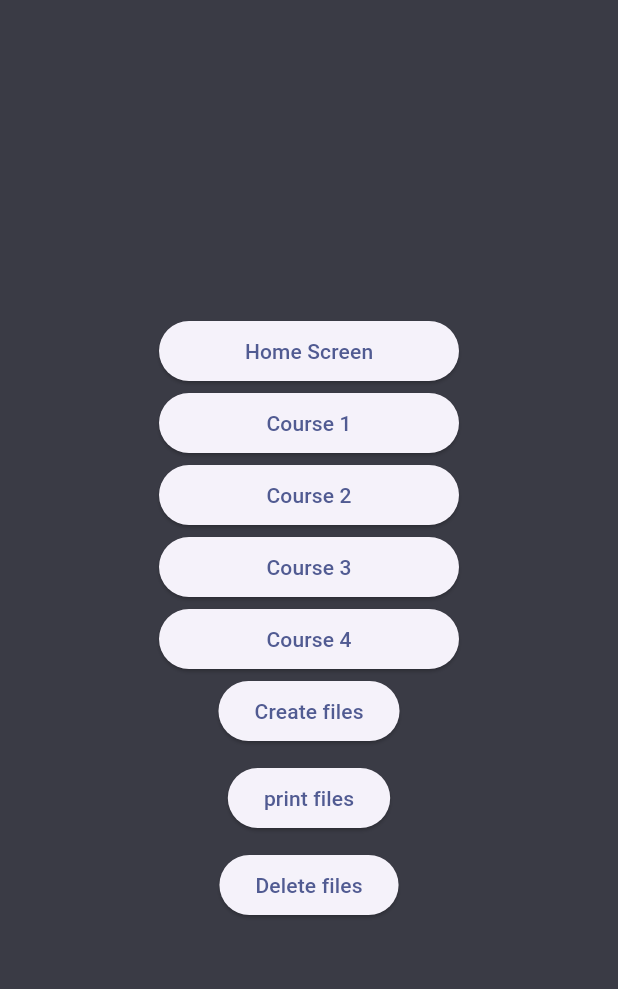
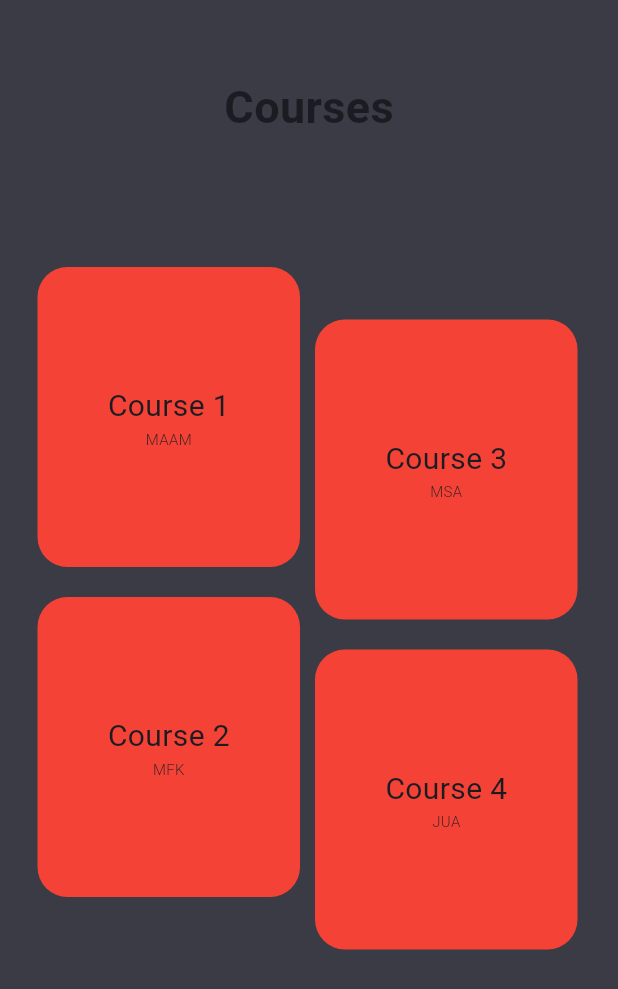
Before and after one commit to Imran-Chowdhury/face_attendance_app, a Flutter app: the screen it shows after launch, on a phone screen of 412 x 824 dp. Shown: the top 989 px of the screen. Run offline on Flutter 3.47's test engine with Material 3 defaults, Android fonts, the light colour scheme and no system bars; our stand-ins replace camera, flutter_riverpod, fluttertoast, image_picker, shared_preferences; missing offline and left inert: google_ml_kit, tflite_flutter.

Commit message:
Course selction Screen UI updated

```diff
--- a/lib/core/utils/courseButton.dart
+++ b/lib/core/utils/courseButton.dart
@@ -2,22 +2,44 @@ import 'package:flutter/material.dart';
 
 class CourseButton extends StatelessWidget {
   final String courseName;
+  final String courseTeacher;
   // final Future<Map<String, List<dynamic>>> listOfStudents;
   final VoidCallback goToCourse;
 
   const CourseButton(
       {super.key,
       required this.courseName,
-      // required this.listOfStudents,
+      required this.courseTeacher,
       required this.goToCourse});
 
   @override
   Widget build(BuildContext context) {
-    return SizedBox(
-      width: 200, // Set the width of the button to make it long
-      child: ElevatedButton(
-        onPressed: goToCourse,
-        child: Text(courseName),
+    return GestureDetector(
+      onTap: goToCourse,
+      child: Container(
+        decoration: const BoxDecoration(
+          color: Colors.red,
+          borderRadius: BorderRadius.all(Radius.circular(20)),
+        ),
+        height: 200,
+        width: 175,
+        child: Center(
+          child: Column(
+            mainAxisAlignment: MainAxisAlignment.center,
+            children: [
+              Text(
+                courseName,
+                style:
+                    const TextStyle(fontSize: 20, fontWeight: FontWeight.w400),
+              ),
+              Text(
+                courseTeacher,
+                style:
+                    const TextStyle(fontSize: 10, fontWeight: FontWeight.w300),
+              ),
+            ],
+          ),
+        ),
       ),
     );
   }
--- a/lib/features/courses_selection/presentation/views/course_selection_screen.dart
+++ b/lib/features/courses_selection/presentation/views/course_selection_screen.dart
@@ -90,86 +90,194 @@ class _CourseSelectionScreenState extends ConsumerState<CourseSelectionScreen> {
     Constants constant = Constants();
 
     return Scaffold(
-      backgroundColor: const Color(0xFF3a3b45),
+      backgroundColor: Color(0xFF3a3b45),
       body: Column(
-        mainAxisAlignment: MainAxisAlignment.center,
+        crossAxisAlignment: CrossAxisAlignment.center,
         children: [
-          Center(
-            child: CourseButton(
-              // courseName: 'Course 1',
-              courseName: 'Home Screen',
-              goToCourse: () {
-                Navigator.push(
-                  context,
-                  // MaterialPageRoute(builder: (context) => LiveFeedScreen()),
-                  MaterialPageRoute(
-                    builder: (context) => HomeScreen(
-                      interpreter: interpreter,
-                      faceDetector: faceDetector,
-                      isolateInterpreter: isolateInterpreter,
-                      cameras: cameras,
+          const Padding(
+            padding: EdgeInsets.only(top: 50, bottom: 50),
+            child: Text(
+              'Courses',
+              style: TextStyle(fontSize: 30, fontWeight: FontWeight.bold),
             ),
           ),
-                );
+          // const SizedBox(
+          //   height: 50,
+          // ),
+          Center(
+            child: Row(
+              children: [
+                const SizedBox(
+                  width: 25,
+                ),
+                Column(
+                  children: [
+                    // courseTile('Course 1', 'MAAM'),
+                    CourseButton(
+                      courseName: constant.course_1,
+                      courseTeacher: 'MAAM',
+                      goToCourse: () {
+                        navigateToCourses(
+                            context,
+                            constant.course_1,
+                            isolateInterpreter,
+                            faceDetector,
+                            cameras,
+                            interpreter);
                       },
                     ),
+                    const SizedBox(
+                      height: 20,
                     ),
-          Center(
-            child: CourseButton(
+                    // courseTile('Course 4', 'MSA'),
+                    CourseButton(
                       // courseName: 'Course 1',
-              courseName: constant.course_1,
+
+                      courseName: constant.course_2,
+                      courseTeacher: 'MFK',
                       goToCourse: () {
                         //               (context, String courseName, tf_lite.IsolateInterpreter isolateInterpreter,
                         // FaceDetector faceDetector,List<CameraDescription> cameras, tf_lite.Interpreter interpreter)
-                navigateToCourses(context, constant.course_1,
-                    isolateInterpreter, faceDetector, cameras, interpreter);
+                        navigateToCourses(
+                            context,
+                            constant.course_1,
+                            isolateInterpreter,
+                            faceDetector,
+                            cameras,
+                            interpreter);
                       },
                     ),
+                  ],
                 ),
-          Center(
-            child: CourseButton(
-                // courseName: 'Course 2',
-                courseName: constant.course_2,
-                goToCourse: () {
-                  navigateToCourses(context, constant.course_2,
-                      isolateInterpreter, faceDetector, cameras, interpreter);
-                }),
+                // const Padding(padding: EdgeInsets.only(right: 1)),
+                const SizedBox(
+                  width: 10.0,
                 ),
-          Center(
-            child: CourseButton(
+                Column(
+                  children: [
+                    const SizedBox(
+                      height: 70,
+                    ),
+                    CourseButton(
                         // courseName: 'Course 3',
                         courseName: constant.course_3,
+                        courseTeacher: 'MSA',
                         goToCourse: () {
-                  navigateToCourses(context, constant.course_3,
-                      isolateInterpreter, faceDetector, cameras, interpreter);
+                          navigateToCourses(
+                              context,
+                              constant.course_3,
+                              isolateInterpreter,
+                              faceDetector,
+                              cameras,
+                              interpreter);
                         }),
+                    // courseTile('Course 3', 'MFK'),
+                    const SizedBox(
+                      height: 20,
                     ),
-          Center(
-            child: CourseButton(
+                    CourseButton(
                       // courseName: 'Course 4',
                       courseName: constant.course_4,
+                      courseTeacher: 'JUA',
                       goToCourse: () {
-                navigateToCourses(context, constant.course_4,
-                    isolateInterpreter, faceDetector, cameras, interpreter);
+                        navigateToCourses(
+                            context,
+                            constant.course_4,
+                            isolateInterpreter,
+                            faceDetector,
+                            cameras,
+                            interpreter);
                       },
                     ),
-          ),
-          ElevatedButton(
-              onPressed: initializeJsonFiles,
-              child: const Text('Create files')),
-          const SizedBox(
-            height: 10.0,
-          ),
-          ElevatedButton(onPressed: loadKeys, child: const Text('print files')),
-          const SizedBox(
-            height: 10.0,
-          ),
-          // ElevatedButton(
-          //     onPressed: clearAllPrefs, child: const Text('Delete files')),
-          ElevatedButton(
-              onPressed: deleteAllJsonFiles, child: const Text('Delete files')),
+                    // courseTile('Course 4', 'JUA'),
                   ],
                 ),
+              ],
+            ),
+          )
+        ],
+      ),
+
+      // body: Column(
+      //   mainAxisAlignment: MainAxisAlignment.center,
+      //   children: [
+
+      //     Center(
+      //       child: CourseButton(
+      //         // courseName: 'Course 1',
+      //         courseName: 'Home Screen',
+      //         goToCourse: () {
+      //           Navigator.push(
+      //             context,
+      //             // MaterialPageRoute(builder: (context) => LiveFeedScreen()),
+      //             MaterialPageRoute(
+      //               builder: (context) => HomeScreen(
+      //                 interpreter: interpreter,
+      //                 faceDetector: faceDetector,
+      //                 isolateInterpreter: isolateInterpreter,
+      //                 cameras: cameras,
+      //               ),
+      //             ),
+      //           );
+      //         },
+      //       ),
+      //     ),
+      //     Center(
+      //       child: CourseButton(
+      //         // courseName: 'Course 1',
+      //         courseName: constant.course_1,
+      //         goToCourse: () {
+      //           //               (context, String courseName, tf_lite.IsolateInterpreter isolateInterpreter,
+      //           // FaceDetector faceDetector,List<CameraDescription> cameras, tf_lite.Interpreter interpreter)
+      //           navigateToCourses(context, constant.course_1,
+      //               isolateInterpreter, faceDetector, cameras, interpreter);
+      //         },
+      //       ),
+      //     ),
+      //     Center(
+      //       child: CourseButton(
+      //           // courseName: 'Course 2',
+      //           courseName: constant.course_2,
+      //           goToCourse: () {
+      //             navigateToCourses(context, constant.course_2,
+      //                 isolateInterpreter, faceDetector, cameras, interpreter);
+      //           }),
+      //     ),
+      //     Center(
+      //       child: CourseButton(
+      //           // courseName: 'Course 3',
+      //           courseName: constant.course_3,
+      //           goToCourse: () {
+      //             navigateToCourses(context, constant.course_3,
+      //                 isolateInterpreter, faceDetector, cameras, interpreter);
+      //           }),
+      //     ),
+      //     Center(
+      // child: CourseButton(
+      //   // courseName: 'Course 4',
+      //   courseName: constant.course_4,
+      //   goToCourse: () {
+      //     navigateToCourses(context, constant.course_4,
+      //         isolateInterpreter, faceDetector, cameras, interpreter);
+      //   },
+      // ),
+      //     ),
+      //     ElevatedButton(
+      //         onPressed: initializeJsonFiles,
+      //         child: const Text('Create files')),
+      //     const SizedBox(
+      //       height: 10.0,
+      //     ),
+      //     ElevatedButton(onPressed: loadKeys, child: const Text('print files')),
+      //     const SizedBox(
+      //       height: 10.0,
+      //     ),
+      //     // ElevatedButton(
+      //     //     onPressed: clearAllPrefs, child: const Text('Delete files')),
+      //     ElevatedButton(
+      //         onPressed: deleteAllJsonFiles, child: const Text('Delete files')),
+      //   ],
+      // ),
     );
   }
 
```
Lines whose indentation alone changed are shown as unchanged.
